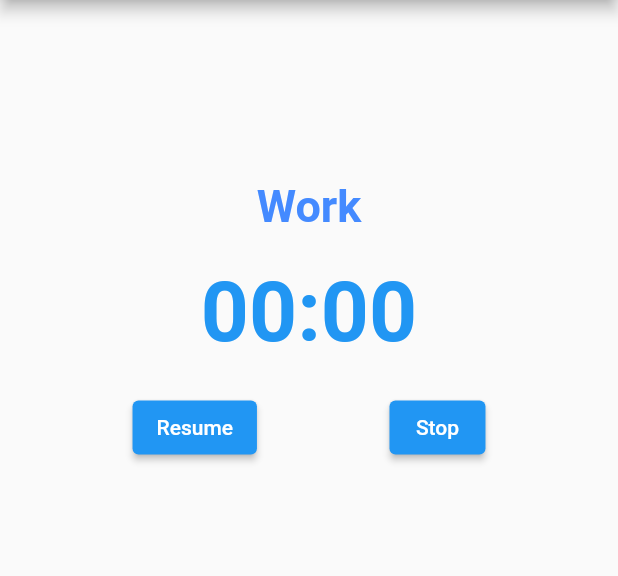
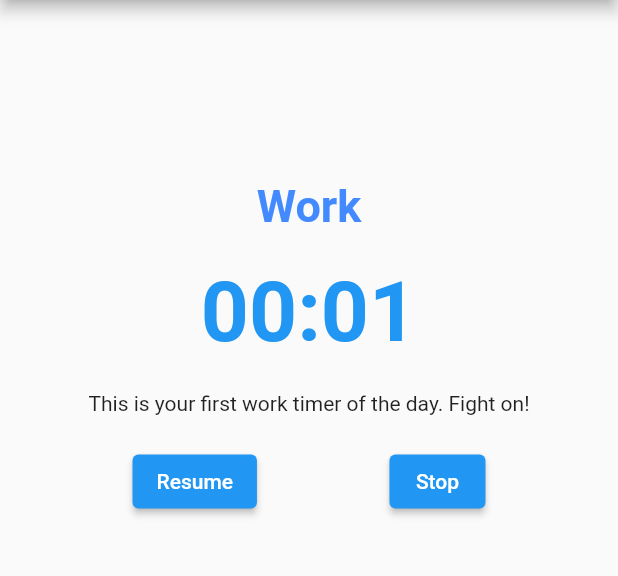
Before and after one commit to kevban/PomodoroTimer, a Flutter app: the screen it shows after launch, after a tap on "Start", after a tap on "Pause", on a phone screen of 412 x 824 dp, the part 84-660 px from its top. Run offline on Flutter 3.47's test engine with Material 2 defaults, Android fonts, the phone set to English and light mode, and no system bars; our stand-ins replace shared_preferences, table_calendar.

Commit message:
Calendar, app icon, drawer

```diff
--- a/lib/library.dart
+++ b/lib/library.dart
@@ -1,30 +1,45 @@
 import 'dart:convert';
-
 import 'package:shared_preferences/shared_preferences.dart';
 
 import 'timerstate.dart';
 import 'pomodoro.dart';
+import 'timeentry.dart';
+import 'timesheet.dart';
 import 'settings.dart';
 import 'package:flutter/material.dart';
 
-TimerState timerState = TimerState();
-Setting setting = Setting();
+TimerState timerState = TimerState(); // the timer characteristics
+Setting setting = Setting(); // the app characteristics
+
 
 Drawer buildDrawer (BuildContext context) {
+  if (setting.today != dateTimeToInt(DateTime.now())) {
+    setting.today = dateTimeToInt(DateTime.now());
+    setting.lastTimerMinute = -1;
+  }
+
   return Drawer(
     child: ListView(
       children: [
         ListTile(
-          leading: Icon(Icons.timer),
-          title: Text("Timer"),
+          leading: const Icon(Icons.timer),
+          title: const Text("Timer"),
           onTap: () {Navigator.pushReplacement(context,
               MaterialPageRoute<void>(
                 builder: (BuildContext context) => const Pomodoro(),
               ));},
         ),
         ListTile(
-          leading: Icon(Icons.settings),
-          title: Text("Settings"),
+          leading: const Icon(Icons.calendar_today),
+          title: const Text("Calendar"),
+          onTap: () {Navigator.pushReplacement(context,
+              MaterialPageRoute<void>(
+                builder: (BuildContext context) => const TimeSheet(),
+              ));},
+        ),
+        ListTile(
+          leading: const Icon(Icons.settings),
+          title: const Text("Settings"),
           onTap: () {Navigator.pushReplacement(context,
               MaterialPageRoute<void>(
                 builder: (BuildContext context) => const Settings(),
@@ -37,8 +52,10 @@ Drawer buildDrawer (BuildContext context) {
 
 void saveData() async {
   SharedPreferences prefs = await SharedPreferences.getInstance();
-  String json = jsonEncode(TimerState);
+  String json = jsonEncode(timerState);
   prefs.setString('timer', json);
+  json = jsonEncode(setting);
+  prefs.setString('setting', json);
 }
 
 void loadData() async {
@@ -48,4 +65,13 @@ void loadData() async {
     Map<String, dynamic> map = jsonDecode(json);
     timerState = TimerState.fromJson(map);
   }
+  if (prefs.getString("setting") != null)  {
+    String json = prefs.getString("setting")!;
+    Map<String, dynamic> map = jsonDecode(json);
+    setting = Setting.fromJson(map);
+  }
 }
+
+int dateTimeToInt (DateTime dateTime) {
+  return dateTime.year * 10000 + dateTime.month*100 + dateTime.day;
+}
--- a/lib/main.dart
+++ b/lib/main.dart
@@ -2,6 +2,7 @@ import 'package:flutter/material.dart';
 import 'package:pomodorot/library.dart';
 import 'pomodoro.dart';
 import 'settings.dart';
+import 'timesheet.dart';
 
 void main() {
   WidgetsFlutterBinding.ensureInitialized();
@@ -11,6 +12,7 @@ void main() {
     routes: {
       '/pomodoro': (context) => const Pomodoro(),
       '/settings': (context) => const Settings(),
+      '/timesheet': (context) => const TimeSheet(),
     }
   ));
 }
--- a/lib/pomodoro.dart
+++ b/lib/pomodoro.dart
@@ -23,6 +23,8 @@ class _PomodoroState extends State<Pomodoro> {
     });});
   }
 
+
+
   void disposeTimer() {
     _pomTimer.cancel();
   }
@@ -33,6 +35,14 @@ class _PomodoroState extends State<Pomodoro> {
     });
   }
 
+  void addTime(int minutes) {
+    if (timerState.getTimerType() == "Work") {
+      setting.minutesPerDay.update(dateTimeToInt(DateTime.now()), (value) => value + minutes, ifAbsent: ()=> minutes);
+    }
+    print (minutes);
+    setting.lastTimerMinute = minutes;
+  }
+
   List<Widget> timerButtons () {
     List<Widget> buttonsToReturn = [];
     if (timerState.isTimerStarted()) {
@@ -41,35 +51,52 @@ class _PomodoroState extends State<Pomodoro> {
           timerState.continueTimer();
           startTimer();
           setState(() {});
-        }, child: Text('Resume')));
+        }, child: const Text('Resume')));
         buttonsToReturn.add(ElevatedButton(onPressed: (){
+          addTime((timerState.secondsElapsed()/60).floor());
           timerState.stopTimer();
           secondsElapsed = 0;
           disposeTimer();
           changeTimerType();
           getTimerType();
-          setState(() {});}, child: Text('Stop')));
+          setState(() {});}, child: const Text('Stop')));
       } else {
         buttonsToReturn.add(ElevatedButton(onPressed: (){
           timerState.pauseTimer();
           setState(() {});
           disposeTimer();
-          setState(() {});}, child: Text('Pause')));
+          setState(() {});}, child: const Text('Pause')));
         buttonsToReturn.add(ElevatedButton(onPressed: (){
+          addTime((timerState.secondsElapsed()/60).floor());
           timerState.stopTimer();
           secondsElapsed = 0;
           disposeTimer();
           changeTimerType();
           getTimerType();
-          setState(() {});}, child: Text('Stop')));
+          setState(() {});}, child: const Text('Stop')));
       }
     } else {
       buttonsToReturn.add(ElevatedButton(onPressed: (){
         timerState.startTimer();
         startTimer();
-        setState(() {});}, child: Text('Start')));
+        setState(() {});}, child: const Text('Start')));
     }
     return buttonsToReturn;
+  }
+
+  Widget timeSuggestion() {
+    if (setting.suggestionEnabled) {
+      if (setting.lastTimerMinute >= 0) {
+        if (timerState.getTimerType() == "Work") {
+          return Text("Suggested work time: ${setting.lastTimerMinute * setting.getWorkBreakRatio(-1)} min");
+        } else {
+          return Text("Suggested break time: ${(setting.lastTimerMinute / setting.getWorkBreakRatio(-1)).round()} min");
+        }
+      } else {
+        return const Text("This is your first work timer of the day. Fight on!");
+      }
+    }
+    return const SizedBox();
   }
 
   //Change timer color scheme based on the type
@@ -94,22 +121,35 @@ class _PomodoroState extends State<Pomodoro> {
 
   @override
   void initState() {
-    secondsElapsed = timerState.secondsElapsed();
     getTimerType();
+    if (timerState.isTimerStarted()) {
+      secondsElapsed = timerState.secondsElapsed();
+      if (!timerState.isTimerPaused()) {
+        startTimer();
+      }
+    } else {
+      secondsElapsed = 0;
+    }
     super.initState();
+  }
+
+  @override
+  void dispose() {
+    disposeTimer();
+    super.dispose();
   }
 
   @override
   Widget build(BuildContext context) {
     return Scaffold(
       appBar: AppBar(
-        title: Text('Pomodoro'),
+        title: const Text('Pomodoro'),
         centerTitle: true,
       ),
       drawer: buildDrawer(context),
       body: Column(
         children: [
-          SizedBox(height: 120,),
+          const SizedBox(height: 120,),
           Center(
               child: Text(
                 timerState.getTimerType(),
@@ -120,7 +160,7 @@ class _PomodoroState extends State<Pomodoro> {
                 ),
               )
           ),
-          SizedBox(height: 20,),
+          const SizedBox(height: 20,),
           Center(
             child:Text(
               secondsToString(secondsElapsed),
@@ -131,7 +171,9 @@ class _PomodoroState extends State<Pomodoro> {
               ),
             )
           ),
-          SizedBox(height: 20,),
+          const SizedBox(height: 20,),
+          timeSuggestion(),
+          const SizedBox(height: 20,),
           Center(
             child: Row(
               mainAxisAlignment: MainAxisAlignment.spaceEvenly,
--- a/lib/settings.dart
+++ b/lib/settings.dart
@@ -2,6 +2,8 @@ import 'package:flutter/cupertino.dart';
 import 'package:flutter/material.dart';
 import 'library.dart';
 import 'dart:math';
+import 'package:json_annotation/json_annotation.dart';
+part 'settings.g.dart';
 
 double roundDouble(double value, int places){
   num mod = pow(10.0, places);
@@ -18,6 +20,12 @@ class Settings extends StatefulWidget {
 class _SettingsState extends State<Settings> {
   bool targetPickerOpened = false;
   bool suggestionPickerOpened = false;
+
+  @override
+  void dispose() {
+    saveData();
+    super.dispose();
+  }
 
   Widget showSettings(String settingDetail, bool enable) {
     if (enable) {
@@ -150,12 +158,20 @@ class _SettingsState extends State<Settings> {
   }
 }
 
+@JsonSerializable()
 class Setting {
+  // user settings
   bool dailyEnabled = true;
   bool suggestionEnabled = true;
   int targetMinPerPoint = 0; // index in picker
   int workBreakRatio = 4; // index in picker
   int targetScrollIndex = 0;
+  // app statistics
+  int today = 0; // the date of today in yyyymmdd
+  Map<int, int> minutesPerDay = {};
+  int lastTimerMinute = 0; // the minute elapsed in prior timer
+
+  Setting() {}
 
   // pass in -1 to get the current
   double getWorkBreakRatio(int index) {
@@ -184,4 +200,8 @@ class Setting {
     }
 
   }
+
+  factory Setting.fromJson(Map<String, dynamic> json) => _$SettingFromJson(json);
+
+  Map<String, dynamic> toJson() => _$SettingToJson(this);
 }
--- a/lib/timerstate.dart
+++ b/lib/timerstate.dart
@@ -44,7 +44,6 @@ class TimerState {
   // start the timer
   void startTimer() {
     if (!_timerStarted) {
-      print("Started timer");
       _timerStarted = true;
       _startTime = DateTime.now();
       saveData();
@@ -54,7 +53,6 @@ class TimerState {
   // pause the current active timer
   void pauseTimer() {
     if (!_timerPaused && _timerStarted) {
-      print("Paused timer");
       _timerPaused = true;
       _pauseTime = DateTime.now();
       saveData();
@@ -64,17 +62,15 @@ class TimerState {
   //continue the timer if paused
   void continueTimer() {
     if (_timerPaused) {
-      print("Resumed timer");
       _timerPaused = false;
       _secondsSpentPaused = -_pauseTime.difference(DateTime.now()).inSeconds;
       saveData();
     }
   }
 
-  //stops and reinitialize the timer
+  //stops and reinitialize the timer. Export the result to timesheet
   void stopTimer() {
     if (_timerStarted) {
-      print("Stopped timer");
       _timerStarted = false;
       _timerPaused = false;
       _startTime = DateTime.now();
--- a/pubspec.yaml
+++ b/pubspec.yaml
@@ -29,6 +29,7 @@ environment:
 dependencies:
   shared_preferences: ^2.0.13
   json_annotation: ^4.4.0
+  table_calendar: ^3.0.6
   flutter:
     sdk: flutter
 
```
Also changed, not shown: lib/timeentry.dart (added, +13 -0 lines), lib/timesheet.dart (added, +50 -0 lines), lib/settings.g.dart (added), pubspec.lock, 5 other files.
